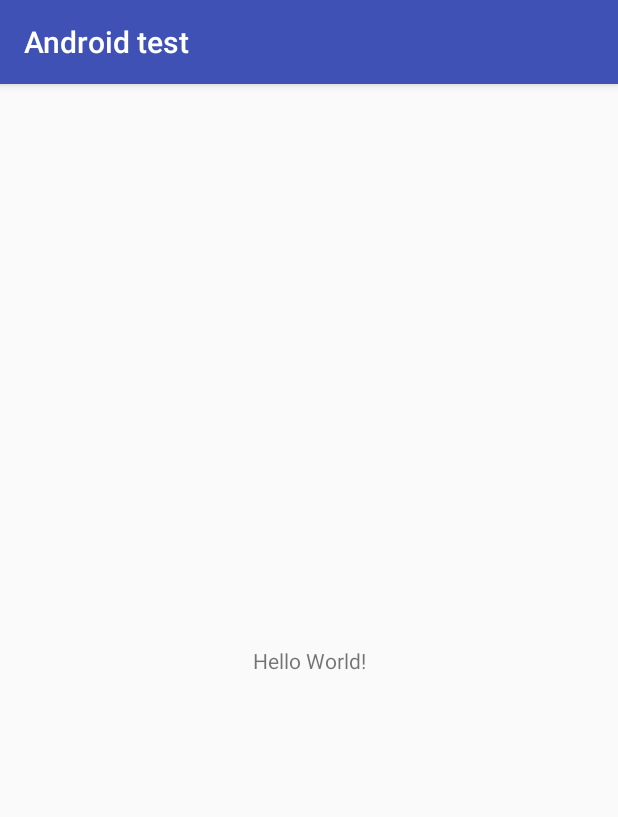
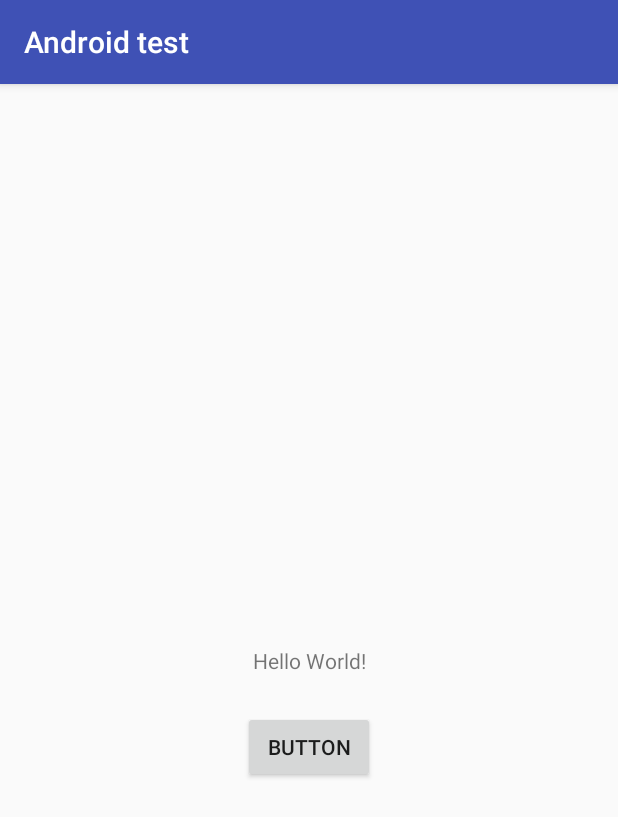
Before and after one commit to dayhz/Androidtest, an Android app: the screen it shows after launch (MainActivity), on a phone screen of 412 x 824 dp. Shown: the top 817 px of the screen. Run offline under Robolectric (Android 15) with nearby library versions, the phone set to English and light mode, and no system bars.

Commit message:
jai ajouter un ptit bouton

```diff
--- a/app/src/main/res/layout/activity_main.xml
+++ b/app/src/main/res/layout/activity_main.xml
@@ -7,6 +7,7 @@
     tools:context=".MainActivity">
 
     <TextView
+        android:id="@+id/textView"
         android:layout_width="wrap_content"
         android:layout_height="wrap_content"
         android:text="Hello World!"
@@ -15,4 +16,14 @@
         app:layout_constraintRight_toRightOf="parent"
         app:layout_constraintTop_toTopOf="parent" />
 
+    <Button
+        android:id="@+id/button"
+        android:layout_width="wrap_content"
+        android:layout_height="wrap_content"
+        android:layout_marginTop="24dp"
+        android:text="Button"
+        app:layout_constraintEnd_toEndOf="parent"
+        app:layout_constraintStart_toStartOf="parent"
+        app:layout_constraintTop_toBottomOf="@+id/textView" />
+
 </android.support.constraint.ConstraintLayout>
```
